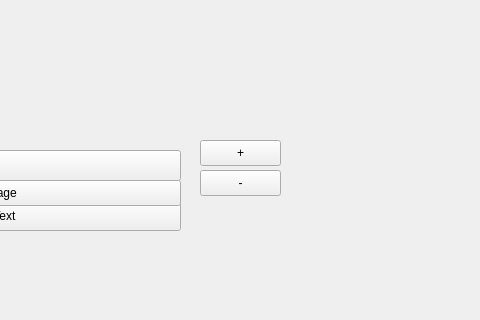
Old version of the form window.ui in the repository uol-mediaprocessing-2021-2022/students_projects-can-i-read-it; both pictures show x 230 to 710 and y 680 to 1000 of the 1000 by 1000 pixel window.
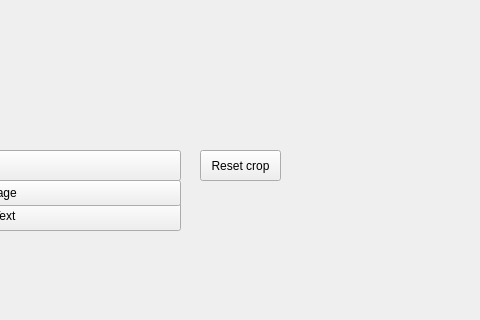
New version of the form.

Commit message: Fixed cropping and added reset button

What changed in the file:
```diff
--- a/window.ui
+++ b/window.ui
@@ -47,26 +47,13 @@
     <property name="geometry">
      <rect>
       <x>430</x>
-      <y>820</y>
+      <y>830</y>
       <width>81</width>
-      <height>26</height>
+      <height>31</height>
      </rect>
     </property>
     <property name="text">
-     <string>+</string>
-    </property>
-   </widget>
-   <widget class="QPushButton" name="zoomOutButton">
-    <property name="geometry">
-     <rect>
-      <x>430</x>
-      <y>850</y>
-      <width>81</width>
-      <height>26</height>
-     </rect>
-    </property>
-    <property name="text">
-     <string>-</string>
+     <string>Reset crop</string>
     </property>
    </widget>
    <widget class="QLabel" name="imageLabel">
```
Left out of the diff: 2 changed lines with no effect on the pictures. The commit also changes 3 other files.
